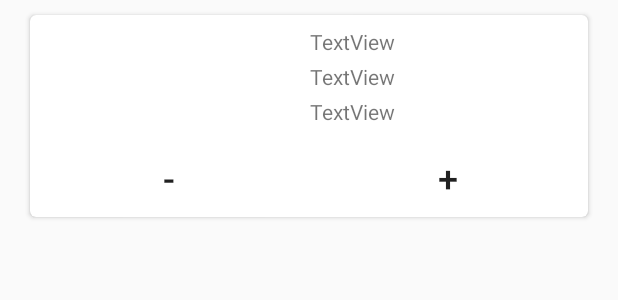
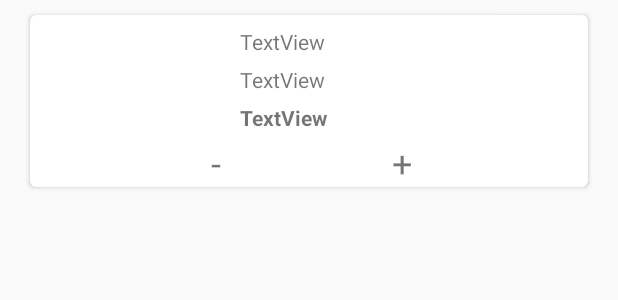
Before and after one commit to Vieja/BrickListApp, an Android app: the layout component_card.xml on its own in the app's theme, with its tools: preview values and no code run, on a phone screen of 412 x 824 dp. Shown: the top 300 px of the screen. Run offline under Robolectric (Android 15) with nearby library versions, the phone set to English and light mode, and no system bars.

Commit message:
all cards disappeared (bug)

```diff
--- a/app/src/main/java/com/vieja/bricklist/ComponentsActivity.kt
+++ b/app/src/main/java/com/vieja/bricklist/ComponentsActivity.kt
@@ -1,8 +1,8 @@
 package com.vieja.bricklist
 
 import android.os.Bundle
+import android.util.Log
 import android.view.View
-import android.widget.ImageView
 import androidx.appcompat.app.AppCompatActivity
 import androidx.appcompat.widget.Toolbar
 import androidx.core.content.ContextCompat
@@ -41,9 +41,10 @@ class ComponentsActivity : AppCompatActivity() {
         val recyclerView = findViewById(R.id.componentsList) as RecyclerView
         recyclerView.setHasFixedSize(true)
 
+
         val dbAccess: DBAccess? = DBAccess.getInstance(this)
         dbAccess!!.open()
-        componentsCardsList = dbAccess.getComponentsOfProject()
+        componentsCardsList = dbAccess.getComponentsOfProject(intent.getIntExtra("ProjectID",0))
 
         recyclerView.apply {
             layoutManager = LinearLayoutManager(this@ComponentsActivity)
--- a/app/src/main/java/com/vieja/bricklist/MainActivity.kt
+++ b/app/src/main/java/com/vieja/bricklist/MainActivity.kt
@@ -42,12 +42,6 @@ class MainActivity : AppCompatActivity() {
         dbAccess!!.open()
         projectCardsList = dbAccess.getActiveProjects()
 
-//        projectCardsList = listOf(
-//            "test1",
-//            "test2",
-//            "test3"
-//        )
-
         recyclerView.apply {
             layoutManager = LinearLayoutManager(this@MainActivity)
             adapter = ProjectListAdapter(this@MainActivity, projectCardsList)
--- a/app/src/main/java/com/vieja/bricklist/ProjectListAdapter.kt
+++ b/app/src/main/java/com/vieja/bricklist/ProjectListAdapter.kt
@@ -20,7 +20,9 @@ class ProjectListAdapter(private val context: Context, private val projectsList:
         holder.bind(projectsList[position])
 
         holder.name.setOnClickListener { view ->
-            context.startActivity(Intent(context,ComponentsActivity::class.java))
+            val intent = Intent(context,ComponentsActivity::class.java)
+            intent.putExtra("ProjectID",holder.id)
+            context.startActivity(intent)
         }
     }
 
--- a/app/src/main/res/layout/component_card.xml
+++ b/app/src/main/res/layout/component_card.xml
@@ -25,65 +25,74 @@
 
         </FrameLayout>
 
-        <Button
-            android:id="@+id/minus"
-            style="?android:attr/borderlessButtonStyle"
-            android:layout_width="0dp"
-            android:layout_height="0dp"
-            android:backgroundTint="#FFFFFF"
-            android:text="-"
-            android:textSize="24sp"
-            app:layout_constraintBottom_toBottomOf="parent"
-            app:layout_constraintEnd_toStartOf="@+id/plus"
-            app:layout_constraintHorizontal_chainStyle="packed"
-            app:layout_constraintStart_toStartOf="parent"
-            app:layout_constraintTop_toBottomOf="@+id/frameLayout" />
-
-        <Button
-            android:id="@+id/plus"
-            style="?android:attr/borderlessButtonStyle"
+        <TextView
+            android:id="@+id/partName"
             android:layout_width="0dp"
             android:layout_height="wrap_content"
-            android:backgroundTint="#FFFFFF"
-            android:text="+"
-            android:textSize="24sp"
-            app:layout_constraintBottom_toBottomOf="parent"
-            app:layout_constraintEnd_toEndOf="parent"
-            app:layout_constraintStart_toEndOf="@id/minus"
-            app:layout_constraintTop_toBottomOf="@+id/frameLayout" />
-
-        <TextView
-            android:id="@+id/partName"
-            android:layout_width="wrap_content"
-            android:layout_height="wrap_content"
+            android:layout_marginStart="8dp"
             android:layout_marginTop="8dp"
             android:text="TextView"
             app:layout_constraintEnd_toEndOf="parent"
-            app:layout_constraintHorizontal_bias="0.3"
+            app:layout_constraintHorizontal_bias="0.1"
             app:layout_constraintStart_toEndOf="@+id/frameLayout"
             app:layout_constraintTop_toTopOf="parent" />
 
         <TextView
             android:id="@+id/partColor"
-            android:layout_width="wrap_content"
+            android:layout_width="0dp"
             android:layout_height="wrap_content"
+            android:layout_marginStart="8dp"
+            android:layout_marginTop="6dp"
             android:text="TextView"
-            app:layout_constraintBottom_toTopOf="@+id/partCount"
             app:layout_constraintEnd_toEndOf="parent"
-            app:layout_constraintHorizontal_bias="0.3"
+            app:layout_constraintHorizontal_bias="0.1"
             app:layout_constraintStart_toEndOf="@+id/frameLayout"
             app:layout_constraintTop_toBottomOf="@+id/partName" />
 
         <TextView
             android:id="@+id/partCount"
-            android:layout_width="wrap_content"
+            android:layout_width="0dp"
             android:layout_height="wrap_content"
-            android:layout_marginBottom="8dp"
+            android:layout_marginStart="8dp"
+            android:layout_marginTop="6dp"
             android:text="TextView"
-            app:layout_constraintBottom_toTopOf="@+id/plus"
             app:layout_constraintEnd_toEndOf="parent"
             app:layout_constraintHorizontal_bias="0.3"
-            app:layout_constraintStart_toEndOf="@+id/frameLayout" />
+            app:layout_constraintStart_toEndOf="@+id/frameLayout"
+            app:layout_constraintTop_toBottomOf="@+id/partColor"
+            android:textStyle="bold"/>
+
+        <TextView
+            android:id="@+id/textView2"
+            android:layout_width="60dp"
+            android:layout_height="wrap_content"
+            android:layout_marginTop="4dp"
+            android:layout_marginEnd="64dp"
+            android:background="?attr/selectableItemBackground"
+            android:clickable="true"
+            android:focusable="true"
+            android:text="-"
+            android:textAlignment="center"
+            android:textSize="24sp"
+            app:layout_constraintEnd_toStartOf="@+id/textView3"
+            app:layout_constraintHorizontal_chainStyle="packed"
+            app:layout_constraintStart_toStartOf="parent"
+            app:layout_constraintTop_toBottomOf="@+id/partCount" />
+
+        <TextView
+            android:id="@+id/textView3"
+            android:layout_width="60dp"
+            android:layout_height="wrap_content"
+            android:layout_marginTop="4dp"
+            android:background="?attr/selectableItemBackground"
+            android:clickable="true"
+            android:focusable="true"
+            android:text="+"
+            android:textAlignment="center"
+            android:textSize="24sp"
+            app:layout_constraintEnd_toEndOf="parent"
+            app:layout_constraintStart_toEndOf="@id/textView2"
+            app:layout_constraintTop_toBottomOf="@+id/partCount" />
 
 
     </androidx.constraintlayout.widget.ConstraintLayout>
```
Also changed, not shown: app/src/main/java/com/vieja/bricklist/DBAccess.kt (+28 -6 lines), app/src/main/res/layout/activity_components.xml (+14 -2 lines).
